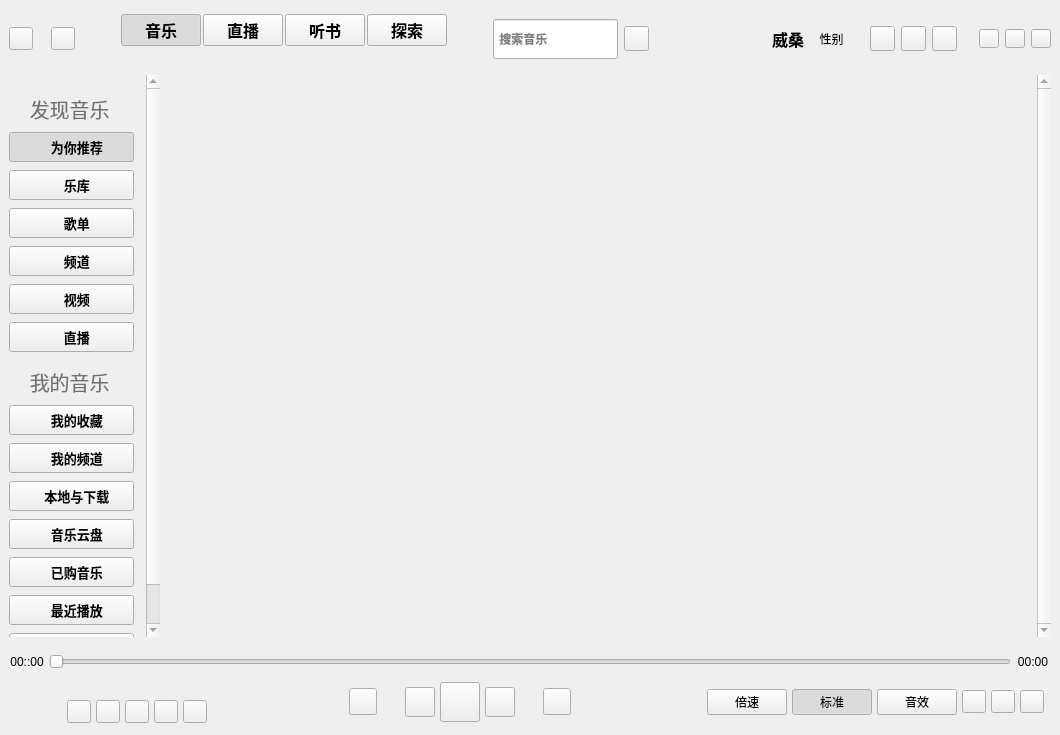
This is KuGouStart/KuGouApp.ui in a-mo-xi-wei/Qt-KuGouAppClient as Qt 5 draws it before an edit. The edited form follows.
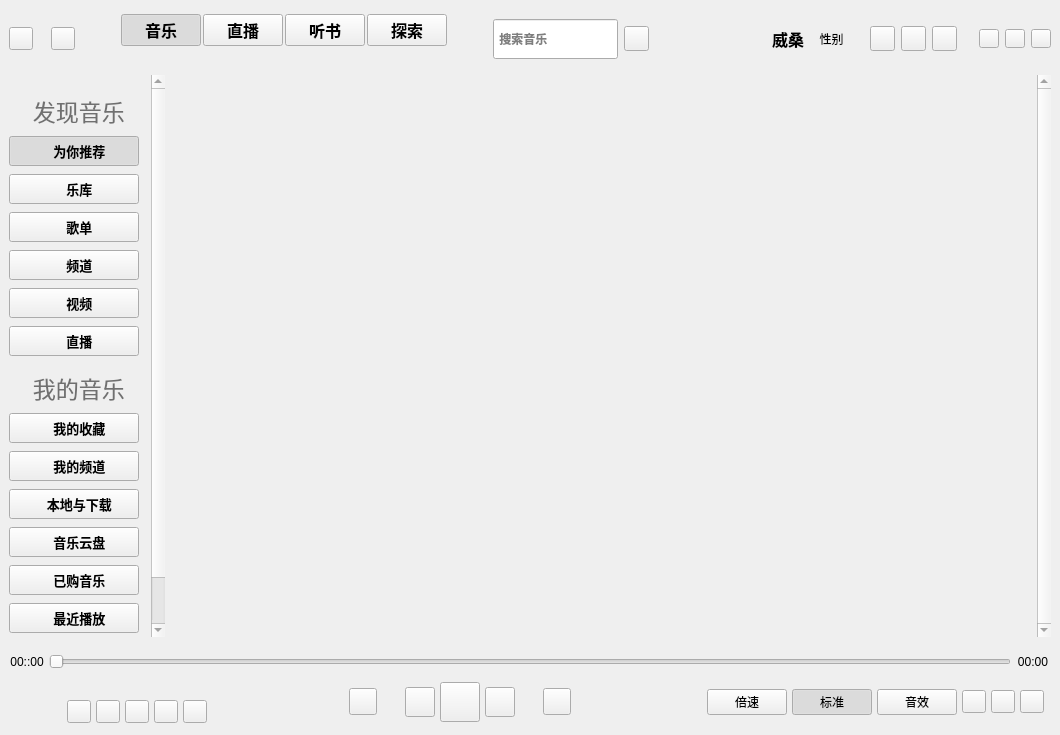
This is the edited form. Custom widgets are drawn as their Qt base class.

Commit message: 优化UI

Patch:
```diff
--- a/KuGouStart/KuGouApp.ui
+++ b/KuGouStart/KuGouApp.ui
@@ -727,7 +727,7 @@
         </property>
         <property name="minimumSize">
          <size>
-          <width>160</width>
+          <width>165</width>
           <height>0</height>
          </size>
         </property>
@@ -750,9 +750,9 @@
          <property name="geometry">
           <rect>
            <x>0</x>
-           <y>0</y>
-           <width>143</width>
-           <height>592</height>
+           <y>-43</y>
+           <width>148</width>
+           <height>598</height>
           </rect>
          </property>
          <layout class="QVBoxLayout" name="verticalLayout_3">
@@ -796,7 +796,7 @@
                <property name="font">
                 <font>
                  <family>华文楷体</family>
-                 <pointsize>15</pointsize>
+                 <pointsize>17</pointsize>
                  <bold>false</bold>
                 </font>
                </property>
@@ -818,10 +818,16 @@
                </property>
                <property name="minimumSize">
                 <size>
-                 <width>120</width>
+                 <width>125</width>
                  <height>30</height>
                 </size>
                </property>
+               <property name="maximumSize">
+                <size>
+                 <width>16777215</width>
+                 <height>70</height>
+                </size>
+               </property>
                <property name="font">
                 <font>
                  <pointsize>10</pointsize>
@@ -867,10 +873,16 @@
                </property>
                <property name="minimumSize">
                 <size>
-                 <width>120</width>
+                 <width>125</width>
                  <height>30</height>
                 </size>
                </property>
+               <property name="maximumSize">
+                <size>
+                 <width>16777215</width>
+                 <height>70</height>
+                </size>
+               </property>
                <property name="font">
                 <font>
                  <pointsize>10</pointsize>
@@ -910,10 +922,16 @@
                </property>
                <property name="minimumSize">
                 <size>
-                 <width>120</width>
+                 <width>125</width>
                  <height>30</height>
                 </size>
                </property>
+               <property name="maximumSize">
+                <size>
+                 <width>16777215</width>
+                 <height>70</height>
+                </size>
+               </property>
                <property name="font">
                 <font>
                  <pointsize>10</pointsize>
@@ -953,10 +971,16 @@
                </property>
                <property name="minimumSize">
                 <size>
-                 <width>120</width>
+                 <width>125</width>
                  <height>30</height>
                 </size>
                </property>
+               <property name="maximumSize">
+                <size>
+                 <width>16777215</width>
+                 <height>70</height>
+                </size>
+               </property>
                <property name="font">
                 <font>
                  <pointsize>10</pointsize>
@@ -996,10 +1020,16 @@
                </property>
                <property name="minimumSize">
                 <size>
-                 <width>120</width>
+                 <width>125</width>
                  <height>30</height>
                 </size>
                </property>
+               <property name="maximumSize">
+                <size>
+                 <width>16777215</width>
+                 <height>70</height>
+                </size>
+               </property>
                <property name="font">
                 <font>
                  <pointsize>10</pointsize>
@@ -1039,10 +1069,16 @@
                </property>
                <property name="minimumSize">
                 <size>
-                 <width>120</width>
+                 <width>125</width>
                  <height>30</height>
                 </size>
                </property>
+               <property name="maximumSize">
+                <size>
+                 <width>16777215</width>
+                 <height>70</height>
+                </size>
+               </property>
                <property name="font">
                 <font>
                  <pointsize>10</pointsize>
@@ -1112,7 +1148,7 @@
                <property name="font">
                 <font>
                  <family>华文楷体</family>
-                 <pointsize>15</pointsize>
+                 <pointsize>17</pointsize>
                  <bold>false</bold>
                 </font>
                </property>
@@ -1134,10 +1170,16 @@
                </property>
                <property name="minimumSize">
                 <size>
-                 <width>120</width>
+                 <width>125</width>
                  <height>30</height>
                 </size>
                </property>
+               <property name="maximumSize">
+                <size>
+                 <width>16777215</width>
+                 <height>70</height>
+                </size>
+               </property>
                <property name="font">
                 <font>
                  <pointsize>10</pointsize>
@@ -1177,10 +1219,16 @@
                </property>
                <property name="minimumSize">
                 <size>
-                 <width>120</width>
+                 <width>125</width>
                  <height>30</height>
                 </size>
                </property>
+               <property name="maximumSize">
+                <size>
+                 <width>16777215</width>
+                 <height>70</height>
+                </size>
+               </property>
                <property name="font">
                 <font>
                  <pointsize>10</pointsize>
@@ -1220,10 +1268,16 @@
                </property>
                <property name="minimumSize">
                 <size>
-                 <width>120</width>
+                 <width>125</width>
                  <height>30</height>
                 </size>
                </property>
+               <property name="maximumSize">
+                <size>
+                 <width>16777215</width>
+                 <height>70</height>
+                </size>
+               </property>
                <property name="font">
                 <font>
                  <pointsize>10</pointsize>
@@ -1263,10 +1317,16 @@
                </property>
                <property name="minimumSize">
                 <size>
-                 <width>120</width>
+                 <width>125</width>
                  <height>30</height>
                 </size>
                </property>
+               <property name="maximumSize">
+                <size>
+                 <width>16777215</width>
+                 <height>70</height>
+                </size>
+               </property>
                <property name="font">
                 <font>
                  <pointsize>10</pointsize>
@@ -1306,10 +1366,16 @@
                </property>
                <property name="minimumSize">
                 <size>
-                 <width>120</width>
+                 <width>125</width>
                  <height>30</height>
                 </size>
                </property>
+               <property name="maximumSize">
+                <size>
+                 <width>16777215</width>
+                 <height>70</height>
+                </size>
+               </property>
                <property name="font">
                 <font>
                  <pointsize>10</pointsize>
@@ -1349,10 +1415,16 @@
                </property>
                <property name="minimumSize">
                 <size>
-                 <width>120</width>
+                 <width>125</width>
                  <height>30</height>
                 </size>
                </property>
+               <property name="maximumSize">
+                <size>
+                 <width>16777215</width>
+                 <height>70</height>
+                </size>
+               </property>
                <property name="font">
                 <font>
                  <pointsize>10</pointsize>
@@ -1392,10 +1464,16 @@
                </property>
                <property name="minimumSize">
                 <size>
-                 <width>120</width>
+                 <width>125</width>
                  <height>30</height>
                 </size>
                </property>
+               <property name="maximumSize">
+                <size>
+                 <width>16777215</width>
+                 <height>70</height>
+                </size>
+               </property>
                <property name="font">
                 <font>
                  <pointsize>10</pointsize>
@@ -1451,7 +1529,7 @@
           <rect>
            <x>0</x>
            <y>0</y>
-           <width>871</width>
+           <width>866</width>
            <height>555</height>
           </rect>
          </property>
```
The commit also changes 1 other file.
